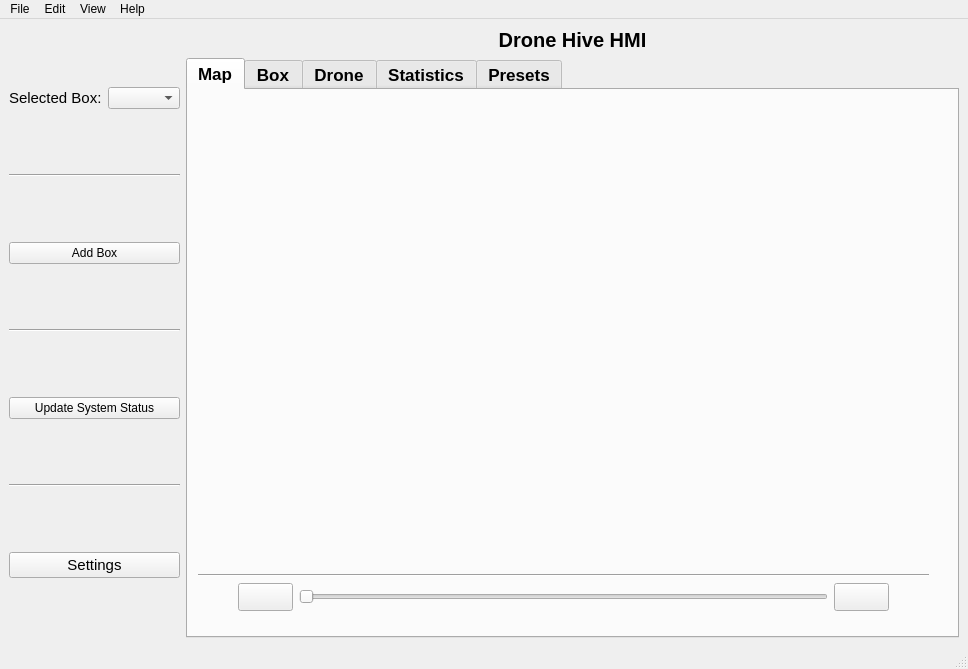
Samwise101/EiRT-AscenD-Robotics, file ros2_ws/src/hmi/ui/mainwindow.ui: the form before one commit.
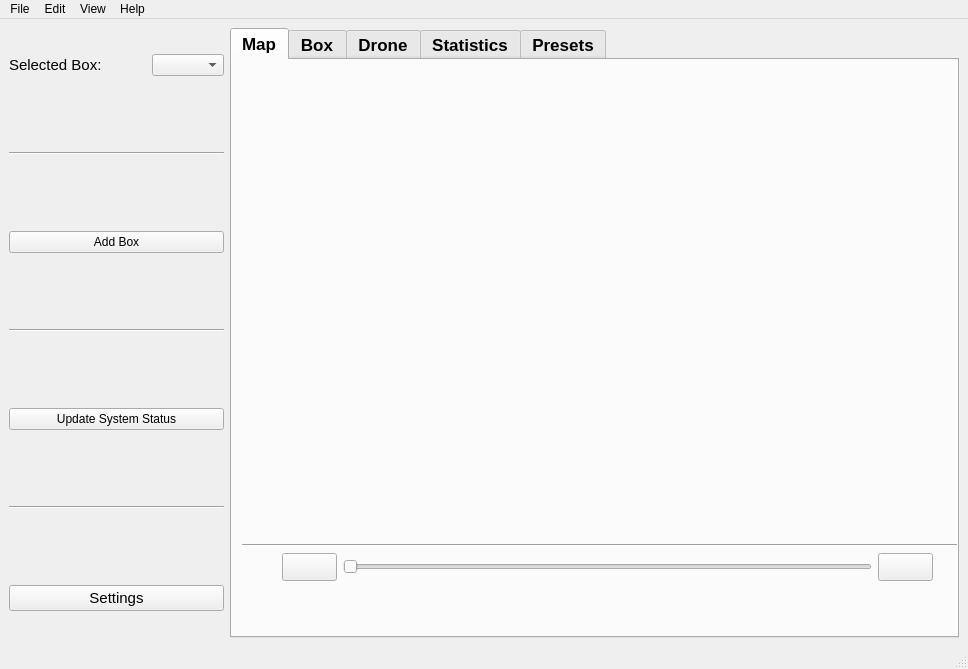
The form after the commit. The open tabs and pages were chosen to show the change. Icons and pictures are not drawn.

Patch:
```diff
--- a/ros2_ws/src/hmi/ui/mainwindow.ui
+++ b/ros2_ws/src/hmi/ui/mainwindow.ui
@@ -31,6 +31,9 @@
      <layout class="QHBoxLayout" name="horizontalLayout" stretch="0,10">
       <item>
        <layout class="QVBoxLayout" name="verticalLayout">
+        <property name="spacing">
+         <number>50</number>
+        </property>
         <item>
          <layout class="QHBoxLayout" name="horizontalLayout_11">
           <item>
@@ -117,24 +120,7 @@
        </layout>
       </item>
       <item>
-       <layout class="QVBoxLayout" name="verticalLayout_2" stretch="0,0">
-        <item>
-         <widget class="QLabel" name="label">
-          <property name="font">
-           <font>
-            <pointsize>15</pointsize>
-            <weight>75</weight>
-            <bold>true</bold>
-           </font>
-          </property>
-          <property name="text">
-           <string>Drone Hive HMI</string>
-          </property>
-          <property name="alignment">
-           <set>Qt::AlignCenter</set>
-          </property>
-         </widget>
-        </item>
+       <layout class="QVBoxLayout" name="verticalLayout_2" stretch="0">
         <item>
          <widget class="QTabWidget" name="tabWidget">
           <property name="minimumSize">
```
Left out of the diff: 2 changed lines with no effect on the pictures.
